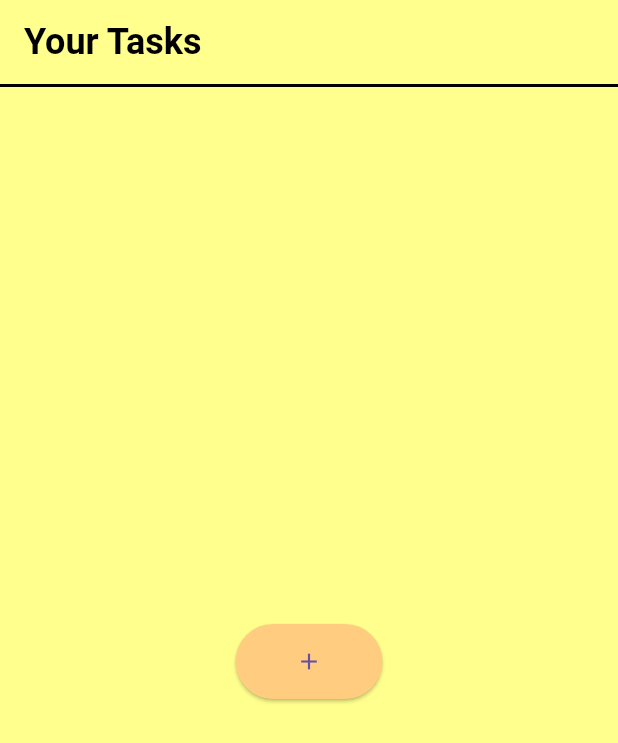
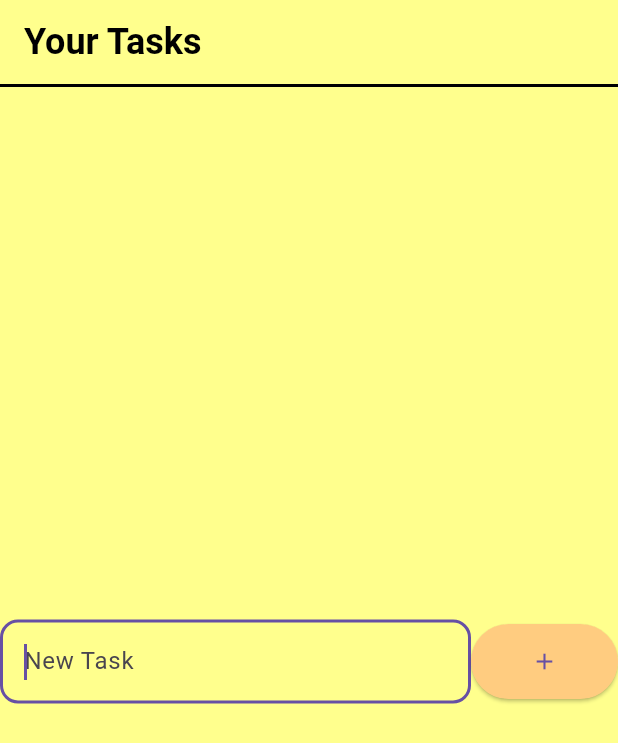
Before and after one commit to rahulgope45/TodoApp-, a Flutter app: the screen it shows after launch, on a phone screen of 412 x 824 dp. Shown: the top 743 px of the screen. Run offline on Flutter 3.47's test engine with Material 3 defaults, Android fonts, the phone set to English and light mode, and no system bars.

Commit message:
setting up user input

```diff
--- a/lib/Pages/todo_screen.dart
+++ b/lib/Pages/todo_screen.dart
@@ -8,6 +8,27 @@ class TodoScreen extends StatefulWidget {
 }
 
 class _MyWidgetState extends State<TodoScreen> {
+
+final TextEditingController _textController = TextEditingController();
+
+
+//storing tasks
+final List<String> _tasks = [];
+
+//Onsubmit functions
+void _submitAdd(BuildContext context){
+  final  text = _textController.text.trim();
+  if(text.isNotEmpty){
+    setState(() {
+      _tasks.add(text);
+    });
+  }
+}
+
+
+
+
+
   @override
   Widget build(BuildContext context) {
     return Scaffold(
@@ -32,7 +53,19 @@ class _MyWidgetState extends State<TodoScreen> {
       ),
 
       body: Center(
-        child: ElevatedButton(
+        child: Row(children: [
+          Expanded(child: TextField(
+            controller: _textController,
+            autofocus: true,
+            decoration: InputDecoration(
+              hintText: "New Task" ,
+              border: OutlineInputBorder(
+                borderRadius: BorderRadius.circular(12)
+              )
+            ),
+            onSubmitted: (_)=> _submitAdd(context),
+          )),
+          ElevatedButton(
           onPressed: (){
             print("You have Pressed Adding Button");
 
@@ -47,6 +80,8 @@ class _MyWidgetState extends State<TodoScreen> {
           ),
 
           ),
+        ],)
+
       ),
     );
   }
```
